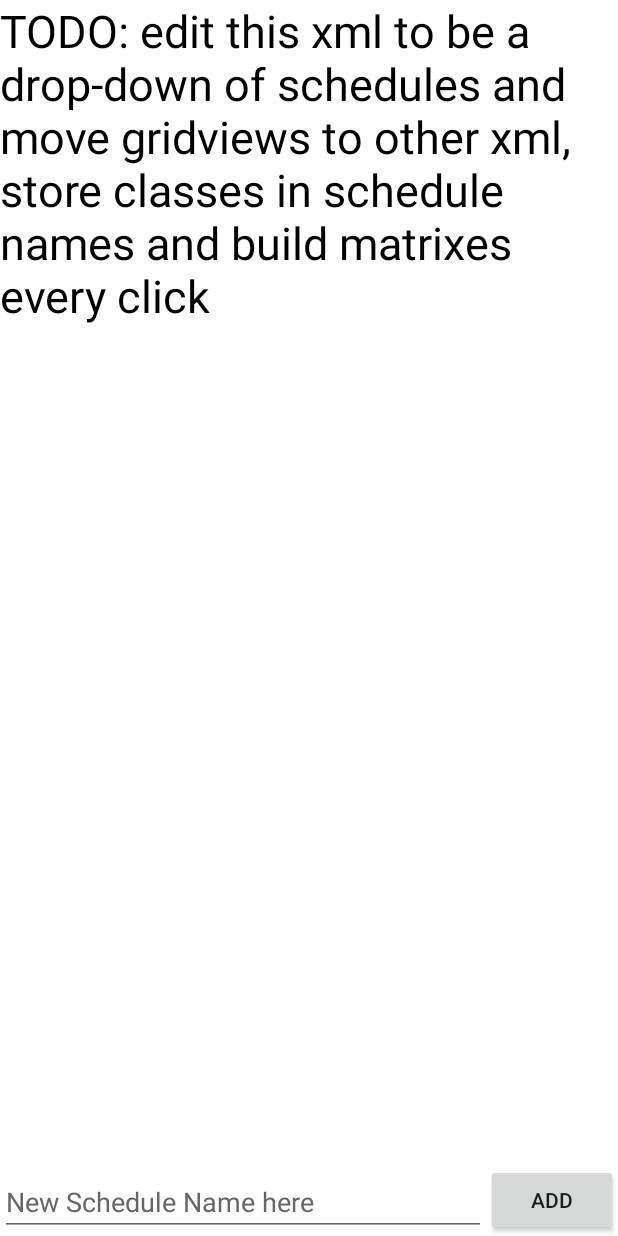
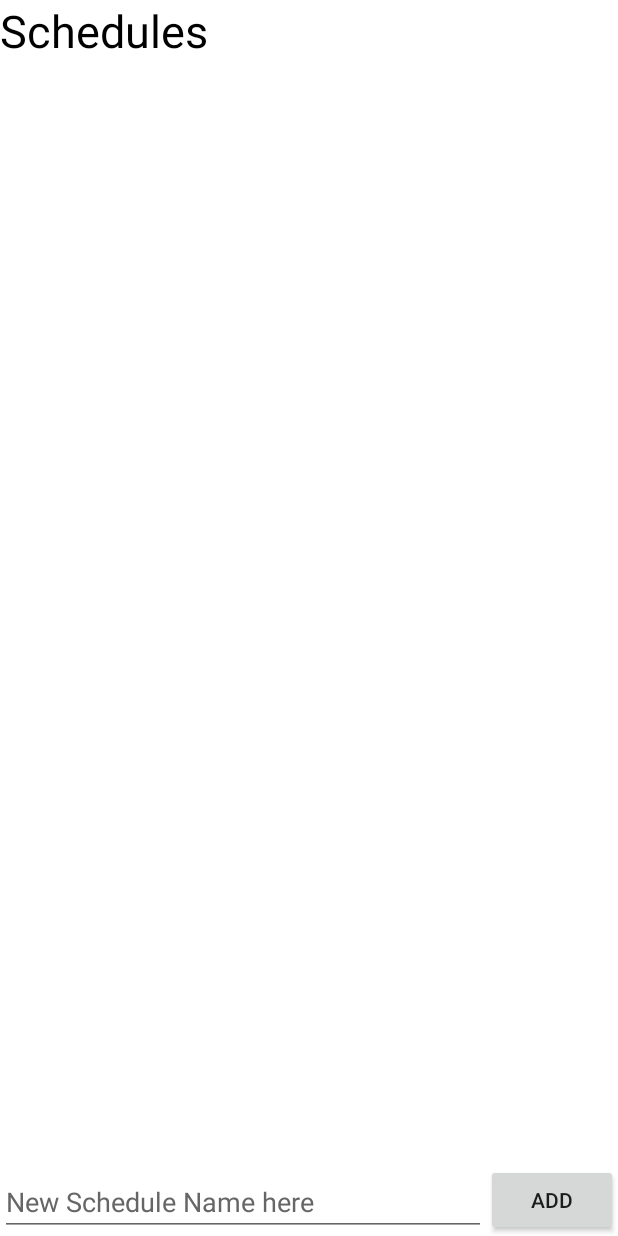
Before and after one commit to Zach076/WWU_Classfinder, an Android app: the layout schedule_layout.xml on its own in the app's theme, with its tools: preview values and no code run, on a phone screen of 412 x 824 dp. Run offline under Robolectric (Android 15) with nearby library versions, the phone set to English and light mode, and no system bars.

Commit message:
removed odd TODO message

```diff
--- a/app/src/main/res/layout/schedule_layout.xml
+++ b/app/src/main/res/layout/schedule_layout.xml
@@ -12,7 +12,7 @@
     <TextView
         android:id="@+id/title"
         android:layout_below="@+id/app_bar"
-        android:text="TODO: edit this xml to be a drop-down of schedules and move gridviews to other xml, store classes in schedule names and build matrixes every click"
+        android:text="Schedules"
         android:textSize="30sp"
         android:textColor="@color/black"
         android:layout_width="match_parent"
```
